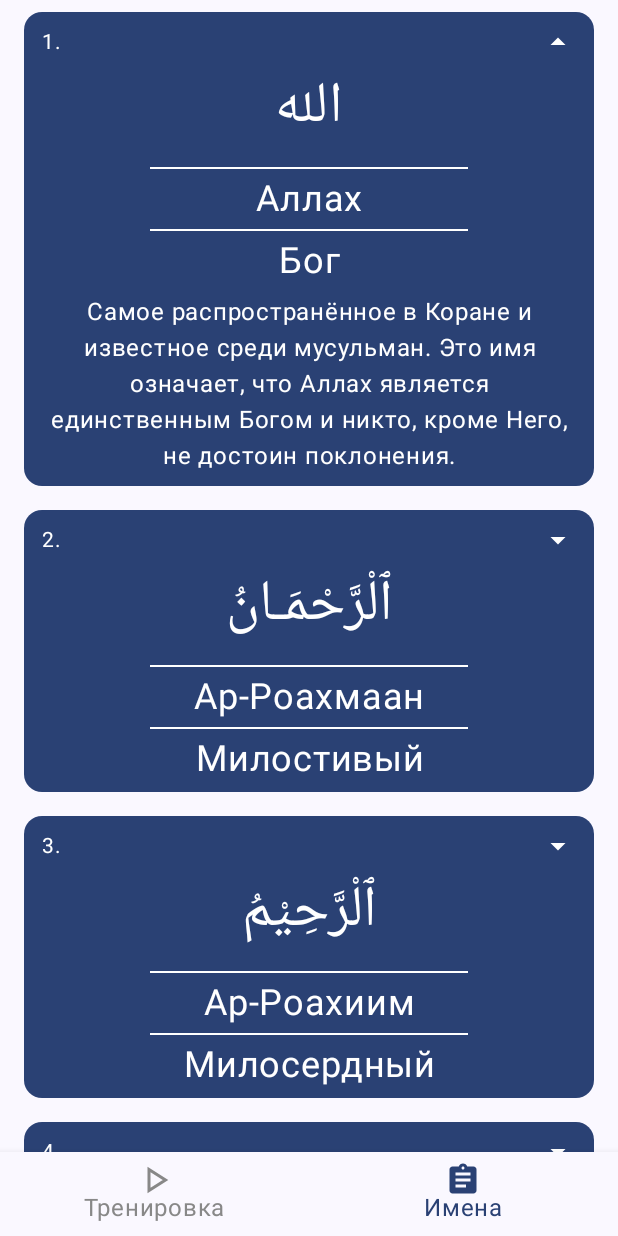
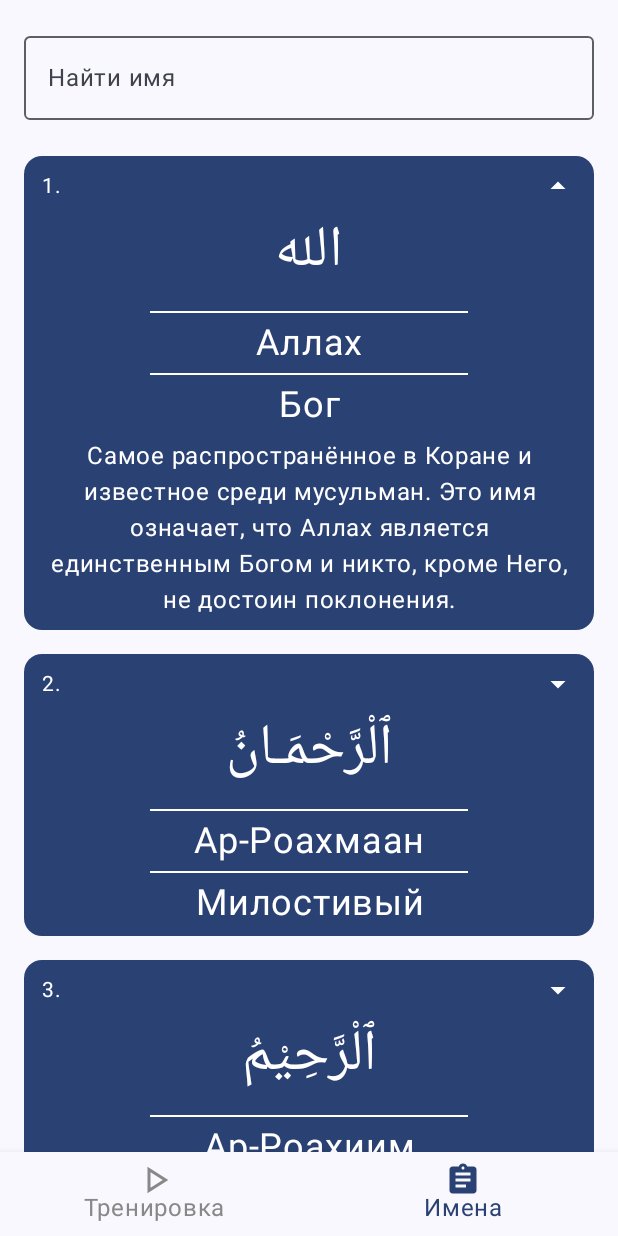
Before and after one commit to Baudi2/Allah-s-99-Names, an Android app built with Jetpack Compose: the NamesListScreen screen opened through its navigation route, after a tap on "1.", on a phone screen of 412 x 824 dp. Run offline under Robolectric (Android 15) with nearby library versions, the phone set to English and light mode, and no system bars; our stand-ins replace Dagger/Hilt's generated code.

Commit message:
[NAMES-LIST]  • Добавил поиск на экран с именами

```diff
--- /dev/null
+++ b/app/src/main/java/com/example/allahs99names/core/StringUtils.kt
@@ -0,0 +1,4 @@
+package com.example.allahs99names.core
+
+val String.Companion.Empty: String
+    get() = String().intern()
--- a/app/src/main/java/com/example/allahs99names/presentation/names_list_screen/NamesListScreen.kt
+++ b/app/src/main/java/com/example/allahs99names/presentation/names_list_screen/NamesListScreen.kt
@@ -19,8 +19,11 @@ import androidx.compose.foundation.lazy.LazyColumn
 import androidx.compose.foundation.lazy.items
 import androidx.compose.foundation.shape.RoundedCornerShape
 import androidx.compose.material3.Icon
+import androidx.compose.material3.IconButton
 import androidx.compose.material3.MaterialTheme
+import androidx.compose.material3.OutlinedTextField
 import androidx.compose.material3.Text
+import androidx.compose.material3.TextField
 import androidx.compose.runtime.Composable
 import androidx.compose.runtime.collectAsState
 import androidx.compose.runtime.mutableStateOf
@@ -37,6 +40,7 @@ import androidx.compose.ui.unit.dp
 import androidx.compose.ui.unit.sp
 import androidx.hilt.navigation.compose.hiltViewModel
 import com.example.allahs99names.R
+import com.example.allahs99names.core.Empty
 import com.example.allahs99names.domain.model.FullBlessedNameEntity
 import com.example.allahs99names.ui.theme.Allahs99NamesTheme
 import com.example.allahs99names.ui.utils.rippleClickable
@@ -45,11 +49,13 @@ import com.example.allahs99names.ui.utils.rippleClickable
 fun NamesListScreen() {
     val viewModel: NamesListViewModel = hiltViewModel()
     val state = viewModel.state.collectAsState()
+
     Column(
         modifier = Modifier
             .fillMaxSize()
             .background(MaterialTheme.colorScheme.background)
     ) {
+        SearchItem(viewModel)
         if (state.value.namesList.isEmpty()) {
             EmptySearch()
         } else {
@@ -65,10 +71,53 @@ fun NamesListScreen() {
 }
 
 @Composable
+private fun SearchItem(viewModel: NamesListViewModel) {
+    val searchQuery = viewModel.searchQuery
+    OutlinedTextField(
+        modifier = Modifier
+            .fillMaxWidth()
+            .padding(start = 16.dp, top = 24.dp, end = 16.dp, bottom = 16.dp),
+        value = searchQuery.value,
+        onValueChange = { input ->
+            searchQuery.value = input
+            viewModel.onSearchQueryChanged(input)
+        },
+        placeholder = {
+            Text(
+                text = stringResource(id = R.string.names_list_search_hint)
+            )
+        },
+        trailingIcon = if (searchQuery.value.isNotEmpty()) {
+            {
+                IconButton(
+                    onClick = {
+                        searchQuery.value = String.Empty
+                        viewModel.onSearchQueryChanged(String.Empty)
+                    }
+                ) {
+                    Icon(
+                        painter = painterResource(id = R.drawable.clear_search_icon),
+                        contentDescription = null
+                    )
+                }
+            }
+        } else {
+            {}
+        }
+    )
+}
+
+@Composable
 private fun EmptySearch() {
-    Column {
+    Box(
+        modifier = Modifier
+            .fillMaxSize()
+    ) {
         Text(
-            text = stringResource(id = R.string.names_list_empty_search_message)
+            modifier = Modifier.align(Alignment.Center),
+            text = stringResource(id = R.string.names_list_empty_search_message),
+            color = MaterialTheme.colorScheme.secondary,
+            fontSize = 26.sp
         )
     }
 }
--- /dev/null
+++ b/app/src/main/res/drawable/clear_search_icon.xml
@@ -0,0 +1,9 @@
+<vector xmlns:android="http://schemas.android.com/apk/res/android"
+    android:width="24dp"
+    android:height="24dp"
+    android:viewportWidth="24"
+    android:viewportHeight="24">
+    <path
+        android:fillColor="#000000"
+        android:pathData="M12 22C6.477 22 2 17.523 2 12S6.477 2 12 2s10 4.477 10 10-4.477 10-10 10zm0-11.414L9.172 7.757 7.757 9.172 10.586 12l-2.829 2.828 1.415 1.415L12 13.414l2.828 2.829 1.415-1.415L13.414 12l2.829-2.828-1.415-1.415L12 10.586z" />
+</vector>
--- a/app/src/main/res/drawable/name_item_down_arrow.xml
+++ b/app/src/main/res/drawable/name_item_down_arrow.xml
@@ -1,5 +1,10 @@
-<vector android:height="24dp" android:tint="#000000"
-    android:viewportHeight="24" android:viewportWidth="24"
-    android:width="24dp" xmlns:android="http://schemas.android.com/apk/res/android">
-    <path android:fillColor="@android:color/white" android:pathData="M7,10l5,5 5,-5z"/>
+<vector xmlns:android="http://schemas.android.com/apk/res/android"
+    android:width="24dp"
+    android:height="24dp"
+    android:tint="#000000"
+    android:viewportWidth="24"
+    android:viewportHeight="24">
+    <path
+        android:fillColor="@android:color/white"
+        android:pathData="M7,10l5,5 5,-5z" />
 </vector>
--- a/app/src/main/res/values/strings.xml
+++ b/app/src/main/res/values/strings.xml
@@ -4,4 +4,5 @@
     <string name="start_screen_bottom_nav_tab_title">Тренировка</string>
     <string name="names_list_screen_bottom_nav_tab_title">Имена</string>
     <string name="names_list_empty_search_message">Поиск не дал результатов</string>
+    <string name="names_list_search_hint">Найти имя</string>
 </resources>
```
Also changed, not shown: app/src/main/java/com/example/allahs99names/presentation/names_list_screen/NamesListViewModel.kt (+43 -0 lines).
